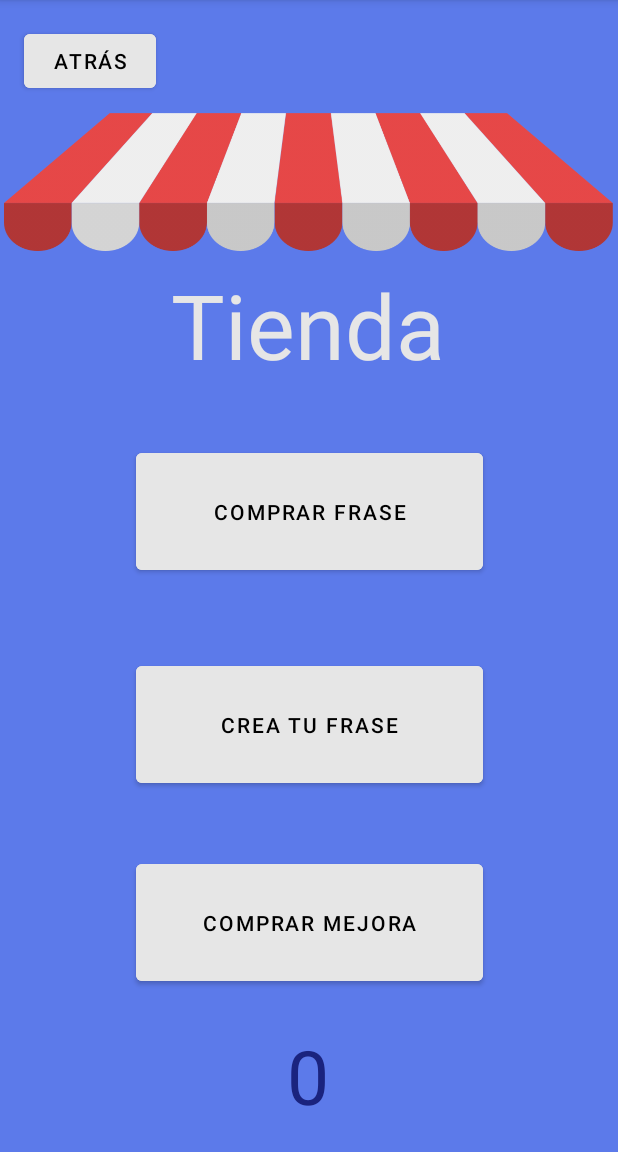
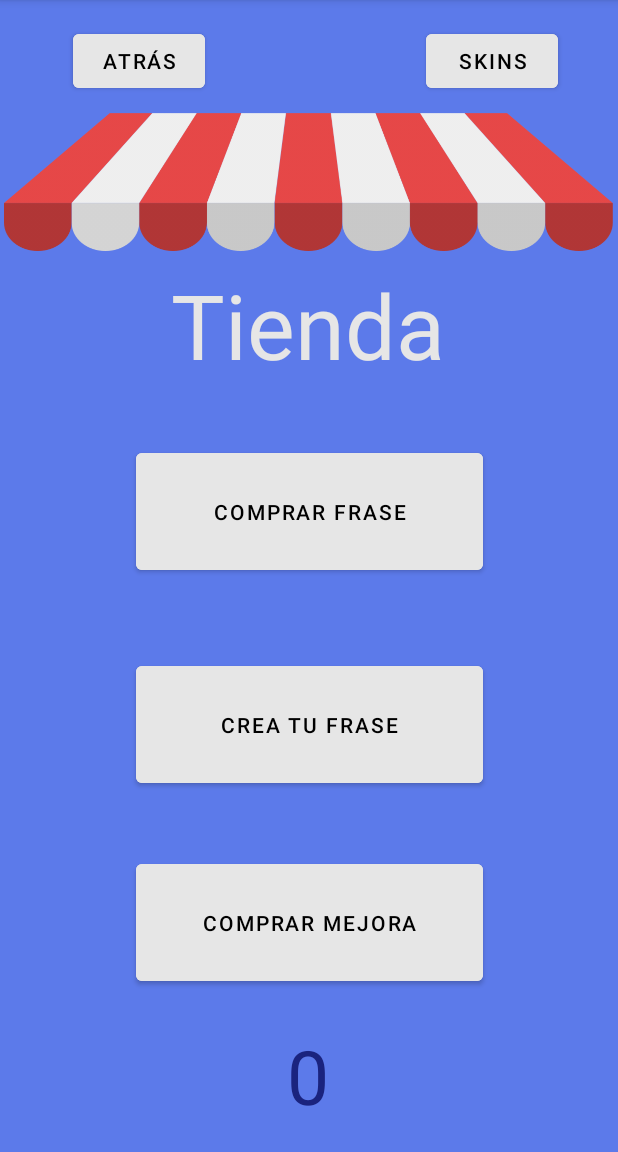
Before and after one commit to picugeo27/MyDrobe2.0, an Android app: the screen it shows after launch (MainActivity), after a tap on "TIENDA", on a phone screen of 412 x 824 dp, the part 84-1236 px from its top. Run offline under Robolectric (Android 15) with nearby library versions, the phone set to English and light mode, and no system bars.

Commit message:
Interfaz tienda skins hecha

```diff
--- a/app/src/main/res/layout/interfaztienda.xml
+++ b/app/src/main/res/layout/interfaztienda.xml
@@ -44,7 +44,7 @@
         android:textColor="@color/black"
         app:layout_constraintBottom_toBottomOf="parent"
         app:layout_constraintEnd_toEndOf="parent"
-        app:layout_constraintHorizontal_bias="0.049"
+        app:layout_constraintHorizontal_bias="0.151"
         app:layout_constraintStart_toStartOf="parent"
         app:layout_constraintTop_toTopOf="parent"
         app:layout_constraintVertical_bias="0.023" />
@@ -104,4 +104,18 @@
         app:layout_constraintEnd_toEndOf="parent"
         app:layout_constraintStart_toStartOf="parent" />
 
+    <Button
+        android:id="@+id/btn_tienda_skins"
+        android:layout_width="wrap_content"
+        android:layout_height="wrap_content"
+        android:backgroundTint="#E6E6E6"
+        android:text="Skins"
+        android:textColor="@color/black"
+        app:layout_constraintBottom_toTopOf="@+id/img_toldo_tienda"
+        app:layout_constraintEnd_toEndOf="parent"
+        app:layout_constraintHorizontal_bias="0.876"
+        app:layout_constraintStart_toStartOf="parent"
+        app:layout_constraintTop_toTopOf="parent"
+        app:layout_constraintVertical_bias="1.0" />
+
 </androidx.constraintlayout.widget.ConstraintLayout>
```
Also changed, not shown: app/src/main/res/layout/interfaztiendaskins.xml (added, +93 -0 lines).
